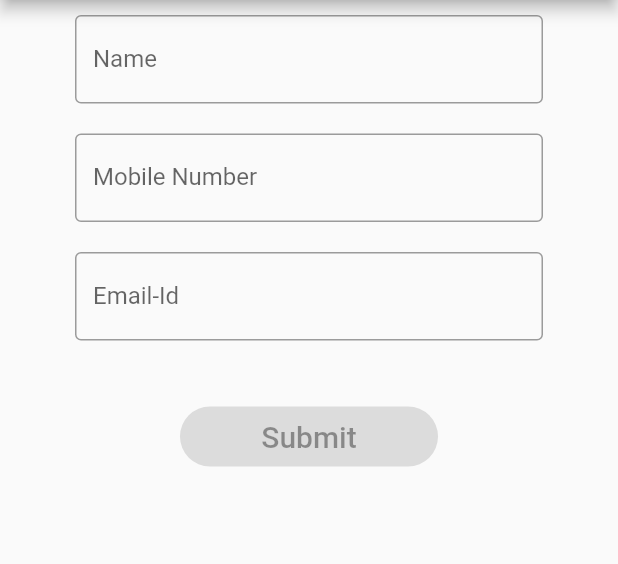
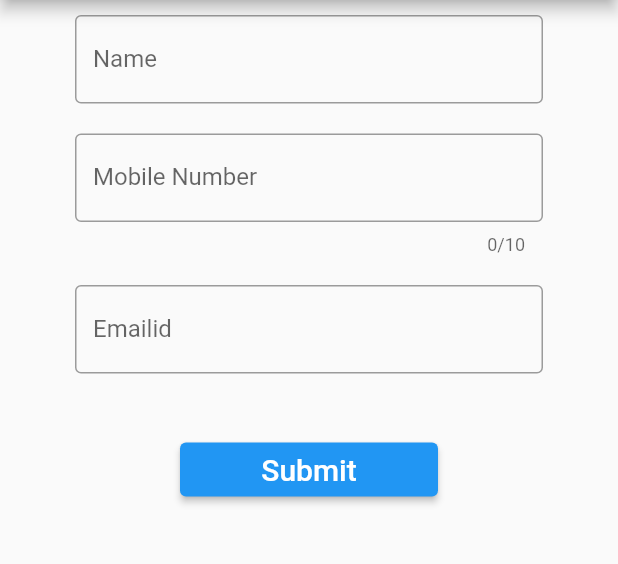
Before and after one commit to SVK5227D/FlutterContact, a Flutter app: the screen it shows after launch, after a tap on an icon or button, on a phone screen of 412 x 824 dp, the part 84-648 px from its top. Run offline on Flutter 3.47's test engine with Material 2 defaults, Android fonts, the phone set to English and light mode, and no system bars; statements that could not run were skipped.

Commit message:
File value changes

```diff
--- a/lib/addContact.dart
+++ b/lib/addContact.dart
@@ -1,4 +1,8 @@
+
 import 'package:flutter/material.dart';
+
+import 'contact.dart';
+import 'listContact.dart';
 
 class ContactAdd2 extends StatelessWidget {
   const ContactAdd2({Key? key}) : super(key: key);
@@ -11,60 +15,98 @@ class ContactAdd2 extends StatelessWidget {
         appBar: AppBar(
           title: const Text('Add Contact'),
         ),
-        body: const ContactAdd3(),
+        body: ContactAdd3(),
       ),
     );
   }
 }
 
+// ignore: must_be_immutable
 class ContactAdd3 extends StatelessWidget {
-  const ContactAdd3({Key? key}) : super(key: key);
+  TextEditingController nameController = TextEditingController();
+  TextEditingController contactController = TextEditingController();
+  TextEditingController emailController = TextEditingController();
 
+  List<Contact> contacts = List.empty(growable: true);
+
+  ContactAdd3({super.key});
+
+  // ContactAdd3({Key? key}) : super(key: key);
   @override
   Widget build(BuildContext context) {
     return Scaffold(
       body: ListView(
-        children: const [
+        children: [
           Padding(
-            padding: EdgeInsets.symmetric(horizontal: 50, vertical: 10),
+            padding: const EdgeInsets.symmetric(horizontal: 50, vertical: 10),
             child: TextField(
-              decoration: InputDecoration(
+              controller: nameController,
+              decoration: const InputDecoration(
                   border: OutlineInputBorder(),
                   labelText: 'Name',
                   hintText: '@example(Ronaldo)'),
             ),
           ),
           Padding(
-            padding: EdgeInsets.symmetric(horizontal: 50, vertical: 10),
+            padding: const EdgeInsets.symmetric(horizontal: 50, vertical: 10),
             child: TextField(
-              decoration: InputDecoration(
+              controller: contactController,
+              decoration: const InputDecoration(
                   border: OutlineInputBorder(),
                   labelText: 'Mobile Number',
                   hintText: '@example(1234567890)'),
               keyboardType: TextInputType.number,
+              maxLength: 10,
             ),
           ),
           Padding(
-            padding: EdgeInsets.symmetric(horizontal: 50, vertical: 10),
+            padding: const EdgeInsets.symmetric(horizontal: 50, vertical: 10),
             child: TextField(
-              decoration: InputDecoration(
+              controller: emailController,
+              decoration: const InputDecoration(
                 border: OutlineInputBorder(),
-                labelText: 'Email-Id',
+                labelText: 'Emailid',
                 hintText: '@example(xyz123@gmail.com)',
               ),
             ),
           ),
           Padding(
-              padding: EdgeInsets.symmetric(horizontal: 120, vertical: 30),
-              child: FilledButton(
-                  onPressed: null,
-                  child: Text(
-                    'Submit',
-                    style: TextStyle(fontSize: 20),
-                  )))
+            padding: const EdgeInsets.symmetric(horizontal: 120, vertical: 30),
+            child: ElevatedButton(
+              onPressed: () {
+
+                String name = nameController.text.trim();
+                String contact = contactController.text.trim();
+                String email = emailController.text.trim();
+                if (name.isNotEmpty && contact.isNotEmpty) {
+                  contacts
+                      .add(Contact(name: name, contact: contact, email: email));
+                  // To clear the input field
+                  nameController.text = '';
+                  contactController.text = '';
+                  emailController.text = '';
+                  for(var i=0; i<contacts.length; i++){
+                    print(contacts[i].name);
+                    print(contacts[i].contact);
+                    print(contacts[i].email);
+                  }
+                }
+                Navigator.push(context,
+                  MaterialPageRoute(builder: (BuildContext context) => ContactAdd(
+                    name : name,
+                    contact : contact,
+                    email :email
+                  ))
+                );
+              },
+              child: const Text(
+                'Submit',
+                style: TextStyle(fontSize: 20),
+              ),
+            ),
+          ),
         ],
       ),
     );
-
   }
 }
--- a/lib/contact.dart
+++ b/lib/contact.dart
@@ -1,8 +1,9 @@
 import 'package:flutter/material.dart';
 import 'addContact.dart';
+import 'listContact.dart';
 
 class AddContact extends StatelessWidget {
-  const AddContact({Key? key}) : super(key: key);
+  AddContact({super.key});
 
   @override
   Widget build(BuildContext context) {
@@ -14,69 +15,50 @@ class AddContact extends StatelessWidget {
           centerTitle: true,
           backgroundColor: Colors.grey,
         ),
-        body: const ContactAdd(),
+        body: ContactAdd(
+          name: '',
+          contact: '',
+          email: '',
+        ),
       ),
     );
   }
 }
 
 class ContactAdd extends StatelessWidget {
-  const ContactAdd({Key? key}) : super(key: key);
+  String name, contact, email;
+
+  ContactAdd(
+      {required this.name,
+      required this.contact,
+      required this.email});
+  List<Contact> contacts = List.empty(growable: true);
 
   @override
   Widget build(BuildContext context) {
     return Scaffold(
       body: ListView(
-        children: const [
-          Padding(
-            padding: EdgeInsets.symmetric(horizontal: 60, vertical: 14),
-            child: Align(
-              alignment: Alignment.topLeft,
-              child: TextButton(
-                onPressed: null,
-                child: Text(
-                  '9472318476',
-                  style: TextStyle(fontSize: 20, color: Colors.black),
-                ),
-              ),
-            ),
-          ),
-          Padding(
-            padding: EdgeInsets.symmetric(horizontal: 60, vertical: 14),
-            child: Align(
-              alignment: Alignment.topLeft,
-              child: TextButton(
-                  onPressed: null,
-                  child: Text(
-                    '6845982138',
-                    style: TextStyle(fontSize: 20, color: Colors.black),
-                  )),
-            ),
-          ),
-          Padding(
-            padding: EdgeInsets.symmetric(horizontal: 60, vertical: 14),
-            child: Align(
-              alignment: Alignment.topLeft,
-              child: TextButton(
-                  onPressed: null,
-                  child: Text(
-                    '6382169091',
-                    style: TextStyle(fontSize: 20, color: Colors.black),
-                  )),
-            ),
-          ),
-          Padding(
-            padding: EdgeInsets.symmetric(horizontal: 60, vertical: 14),
-            child: Align(
-              alignment: Alignment.topLeft,
-              child: TextButton(
-                  onPressed: null,
-                  child: Text(
-                    '6845982138',
-                    style: TextStyle(fontSize: 20, color: Colors.black),
-                  )),
-            ),
-          ),
+        children: [
+          contacts.add(name: '$name', contact: '$contact', email:'$email'),
+
+          Text('$name',
+            textAlign: TextAlign.center,
+            style: const TextStyle(fontWeight: FontWeight.bold,fontSize: 20),),
+          Text('$contact',
+            textAlign: TextAlign.center,
+          )
+          // contacts.isEmpty
+          //     ? const Text(
+          //         "No contact added",
+          //         textAlign: TextAlign.center,
+          //         style: TextStyle(fontSize: 15),
+          //       )
+          //     : Expanded(
+          //         child: ListView.builder(
+          //           itemCount: contacts.length,
+          //           itemBuilder: (context, index) => getRow(index),
+          //         ),
+          //       )
         ],
       ),
       floatingActionButton: FloatingActionButton(
@@ -95,3 +77,24 @@ class ContactAdd extends StatelessWidget {
     );
   }
 }
+
+// class Contact {
+//   String name;
+//   String contact;
+//   String email;
+//   Contact({required this.name, required this.contact, required this.email});
+// }
+// List<Contact> contacts = List.empty(growable: true);
+// Widget getRow(int index) {
+//   return ListTile(
+//     title: Column(
+//       children: [
+//         Text(
+//           contacts[index].name,
+//           style: const TextStyle(fontWeight: FontWeight.bold),
+//         ),
+//         Text(contacts[index].contact),
+//       ],
+//     ),
+//   );
+// }
--- /dev/null
+++ b/lib/listContact.dart
@@ -0,0 +1,6 @@
+class Contact {
+  String name;
+  String contact;
+  String email;
+  Contact({required this.name, required this.contact, required this.email});
+}
```
Also changed, not shown: 4 other files.
